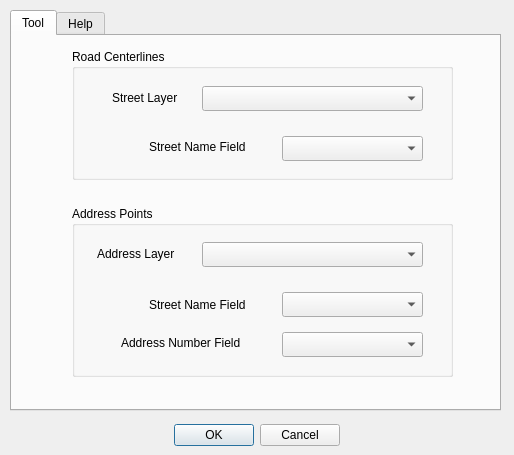
Old version of the form StreetParity_dialog_base.ui in the repository edac/edactools.
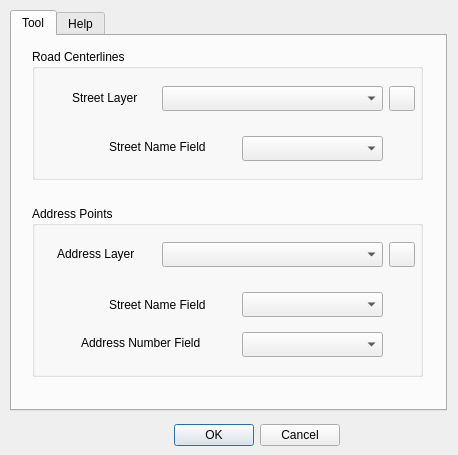
New version of the form.

Commit message: Refresh buttons for every tool

```diff
--- a/StreetParity_dialog_base.ui
+++ b/StreetParity_dialog_base.ui
@@ -6,7 +6,7 @@
    <rect>
     <x>0</x>
     <y>0</y>
-    <width>514</width>
+    <width>458</width>
     <height>455</height>
    </rect>
   </property>
@@ -24,7 +24,7 @@
     <rect>
      <x>10</x>
      <y>10</y>
-     <width>491</width>
+     <width>437</width>
      <height>401</height>
     </rect>
    </property>
@@ -38,20 +38,33 @@
     <widget class="QGroupBox" name="groupBox">
      <property name="geometry">
       <rect>
-       <x>60</x>
+       <x>20</x>
        <y>170</y>
-       <width>381</width>
+       <width>391</width>
        <height>171</height>
       </rect>
      </property>
      <property name="title">
       <string>Address Points</string>
      </property>
+     <widget class="QToolButton" name="AddressRefreshButton">
+      <property name="geometry">
+       <rect>
+        <x>357</x>
+        <y>36</y>
+        <width>26</width>
+        <height>25</height>
+       </rect>
+      </property>
+      <property name="text">
+       <string/>
+      </property>
+     </widget>
     </widget>
     <widget class="QLabel" name="label_2">
      <property name="geometry">
       <rect>
-       <x>137</x>
+       <x>97</x>
        <y>101</y>
        <width>131</width>
        <height>20</height>
@@ -64,7 +77,7 @@
     <widget class="QLabel" name="label_5">
      <property name="geometry">
       <rect>
-       <x>109</x>
+       <x>69</x>
        <y>297</y>
        <width>151</width>
        <height>20</height>
@@ -77,7 +90,7 @@
     <widget class="QComboBox" name="AddressLayerStreetFieldComboBox">
      <property name="geometry">
       <rect>
-       <x>270</x>
+       <x>230</x>
        <y>256</y>
        <width>141</width>
        <height>25</height>
@@ -87,7 +100,7 @@
     <widget class="QComboBox" name="AddressLayerAddressNumberFieldComboBox">
      <property name="geometry">
       <rect>
-       <x>270</x>
+       <x>230</x>
        <y>296</y>
        <width>141</width>
        <height>25</height>
@@ -97,7 +110,7 @@
     <widget class="QComboBox" name="AddressLayerComboBox">
      <property name="geometry">
       <rect>
-       <x>190</x>
+       <x>150</x>
        <y>206</y>
        <width>221</width>
        <height>25</height>
@@ -107,7 +120,7 @@
     <widget class="QComboBox" name="StreetLayerStreetFieldComboBox">
      <property name="geometry">
       <rect>
-       <x>270</x>
+       <x>230</x>
        <y>100</y>
        <width>141</width>
        <height>25</height>
@@ -117,7 +130,7 @@
     <widget class="QComboBox" name="StreetLayerComboBox">
      <property name="geometry">
       <rect>
-       <x>190</x>
+       <x>150</x>
        <y>50</y>
        <width>221</width>
        <height>25</height>
@@ -127,7 +140,7 @@
     <widget class="QLabel" name="label_4">
      <property name="geometry">
       <rect>
-       <x>85</x>
+       <x>45</x>
        <y>209</y>
        <width>101</width>
        <height>17</height>
@@ -140,7 +153,7 @@
     <widget class="QLabel" name="label_3">
      <property name="geometry">
       <rect>
-       <x>137</x>
+       <x>97</x>
        <y>258</y>
        <width>151</width>
        <height>21</height>
@@ -153,20 +166,33 @@
     <widget class="QGroupBox" name="groupBox_2">
      <property name="geometry">
       <rect>
-       <x>60</x>
+       <x>20</x>
        <y>13</y>
-       <width>381</width>
+       <width>391</width>
        <height>131</height>
       </rect>
      </property>
      <property name="title">
       <string>Road Centerlines</string>
      </property>
+     <widget class="QToolButton" name="StreetRefreshButton">
+      <property name="geometry">
+       <rect>
+        <x>357</x>
+        <y>37</y>
+        <width>26</width>
+        <height>25</height>
+       </rect>
+      </property>
+      <property name="text">
+       <string/>
+      </property>
+     </widget>
     </widget>
     <widget class="QLabel" name="label">
      <property name="geometry">
       <rect>
-       <x>100</x>
+       <x>60</x>
        <y>53</y>
        <width>91</width>
        <height>17</height>
```
The commit also changes 12 other files.
